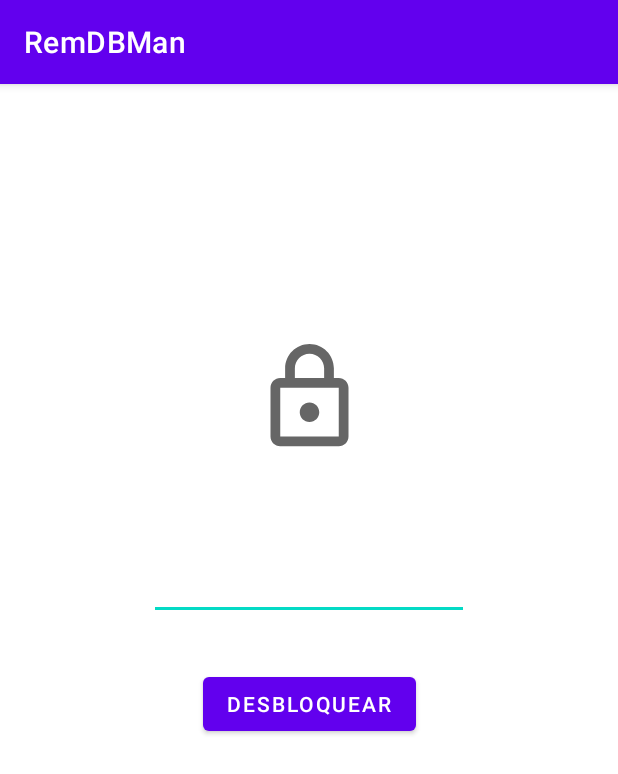
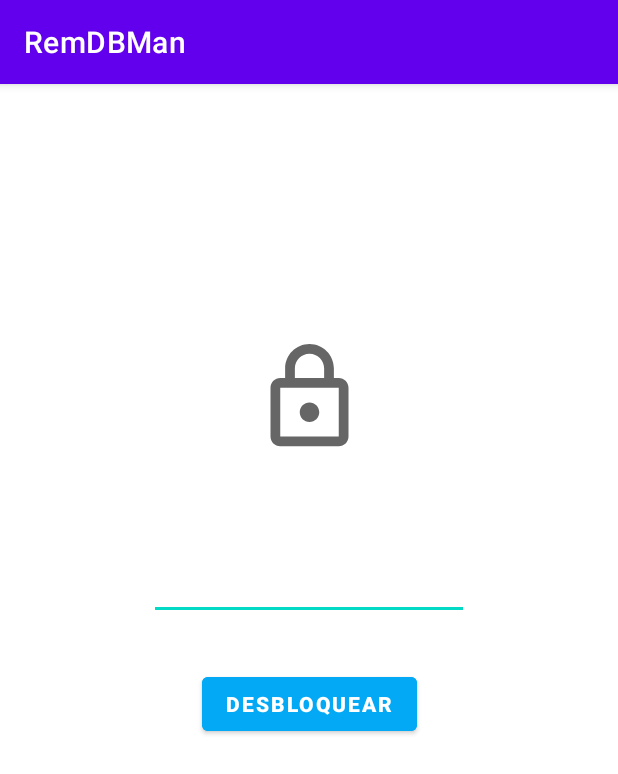
Before and after one commit to jcriolloepn/remdbman, an Android app: the screen it shows after launch (MainActivity), on a phone screen of 412 x 824 dp. Shown: the top 774 px of the screen. Run offline under Robolectric (Android 15) with nearby library versions, the phone set to English and light mode, and no system bars; our stand-ins replace data binding.

Commit message:
Activity Menu Final

```diff
--- a/app/src/main/res/layout/activity_main.xml
+++ b/app/src/main/res/layout/activity_main.xml
@@ -38,7 +38,9 @@
             android:layout_width="wrap_content"
             android:layout_height="wrap_content"
             android:layout_marginTop="32dp"
+            android:backgroundTint="#03A9F4"
             android:text="Desbloquear"
+            android:textStyle="bold"
             app:layout_constraintEnd_toEndOf="parent"
             app:layout_constraintStart_toStartOf="parent"
             app:layout_constraintTop_toBottomOf="@+id/editTextNumberPassword" />
```
